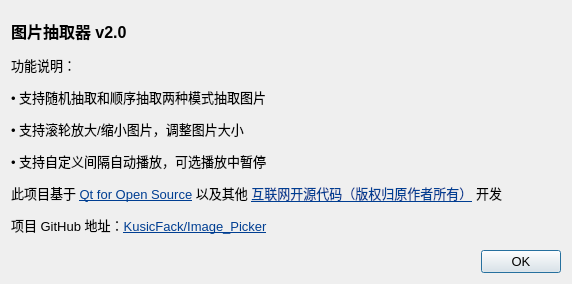
First picture: the form in About.ui, repository KusicFack/Image_Picker, before the edit.
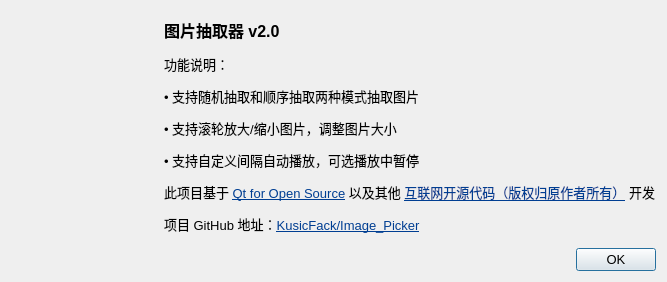
Second picture: the form after the edit. Icons and pictures are not drawn.

Patch:
```diff
--- a/About.ui
+++ b/About.ui
@@ -6,8 +6,8 @@
    <rect>
     <x>0</x>
     <y>0</y>
-    <width>572</width>
-    <height>284</height>
+    <width>667</width>
+    <height>282</height>
    </rect>
   </property>
   <property name="sizePolicy">
@@ -30,6 +30,24 @@
   </property>
   <layout class="QVBoxLayout" name="verticalLayout">
    <item>
+    <layout class="QHBoxLayout" name="horizontalLayout">
+     <item>
+      <widget class="QLabel" name="Icon">
+       <property name="text">
+        <string/>
+       </property>
+       <property name="pixmap">
+        <pixmap resource="resource.qrc">:/icons/icons/window_about.ico</pixmap>
+       </property>
+       <property name="alignment">
+        <set>Qt::AlignmentFlag::AlignLeading|Qt::AlignmentFlag::AlignLeft|Qt::AlignmentFlag::AlignTop</set>
+       </property>
+       <property name="margin">
+        <number>15</number>
+       </property>
+      </widget>
+     </item>
+     <item>
     <widget class="QLabel" name="Text">
      <property name="text">
       <string>&lt;html&gt;&lt;head/&gt;&lt;body&gt;&lt;p&gt;&lt;span style=&quot; font-size:12pt; font-weight:700;&quot;&gt;图片抽取器 v2.0&lt;/span&gt;&lt;/p&gt;&lt;p&gt;&lt;span style=&quot; font-size:10pt;&quot;&gt;功能说明：&lt;/span&gt;&lt;/p&gt;&lt;p&gt;&lt;span style=&quot; font-size:10pt;&quot;&gt;• 支持随机抽取和顺序抽取两种模式抽取图片&lt;/span&gt;&lt;/p&gt;&lt;p&gt;&lt;span style=&quot; font-size:10pt;&quot;&gt;• 支持滚轮放大/缩小图片，调整图片大小&lt;/span&gt;&lt;/p&gt;&lt;p&gt;&lt;span style=&quot; font-size:10pt;&quot;&gt;• 支持自定义间隔自动播放，可选播放中暂停&lt;/span&gt;&lt;/p&gt;&lt;p&gt;&lt;span style=&quot; font-size:10pt;&quot;&gt;此项目基于 &lt;/span&gt;&lt;a href=&quot;https://www.qt.io/download-open-source&quot;&gt;&lt;span style=&quot; text-decoration: underline; color:#003e92;&quot;&gt;Qt for Open Source&lt;/span&gt;&lt;/a&gt;&lt;span style=&quot; font-size:10pt;&quot;&gt; 以及其他 &lt;/span&gt;&lt;a href=&quot;https://blog.csdn.net/xiaohuihuihuige/article/details/128165275&quot;&gt;&lt;span style=&quot; text-decoration: underline; color:#003e92;&quot;&gt;互联网开源代码（版权归原作者所有）&lt;/span&gt;&lt;/a&gt;&lt;span style=&quot; font-size:10pt;&quot;&gt; 开发&lt;/span&gt;&lt;/p&gt;&lt;p&gt;&lt;span style=&quot; font-size:10pt;&quot;&gt;项目 GitHub 地址：&lt;/span&gt;&lt;a href=&quot;https://github.com/KusicFack/Image_Picker&quot;&gt;&lt;span style=&quot; text-decoration: underline; color:#003e92;&quot;&gt;KusicFack/Image_Picker&lt;/span&gt;&lt;/a&gt;&lt;/p&gt;&lt;/body&gt;&lt;/html&gt;</string>
@@ -44,6 +62,8 @@
       <bool>true</bool>
      </property>
     </widget>
+     </item>
+    </layout>
    </item>
    <item>
     <widget class="QDialogButtonBox" name="buttonBox">
```
Lines whose indentation alone changed are shown as unchanged.
